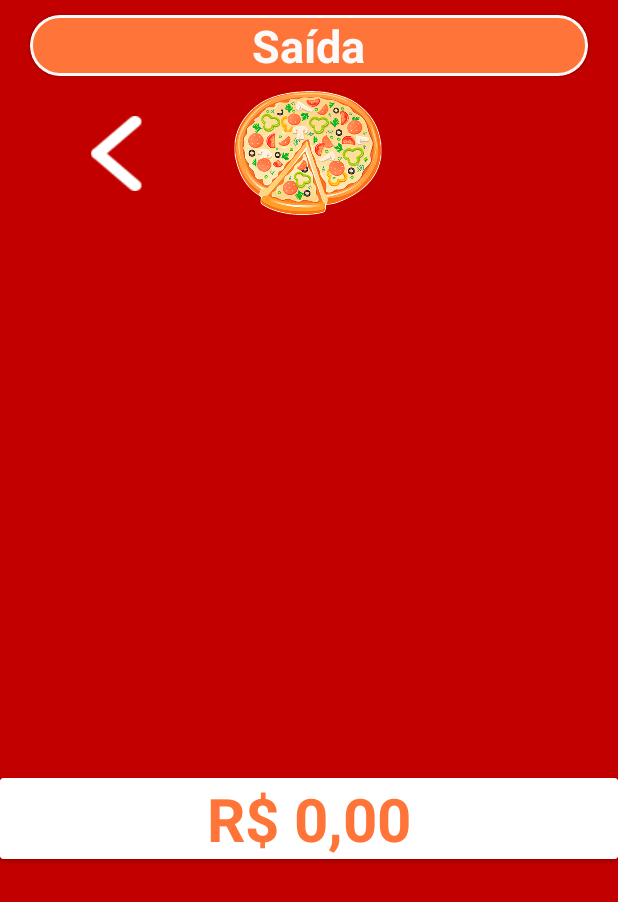
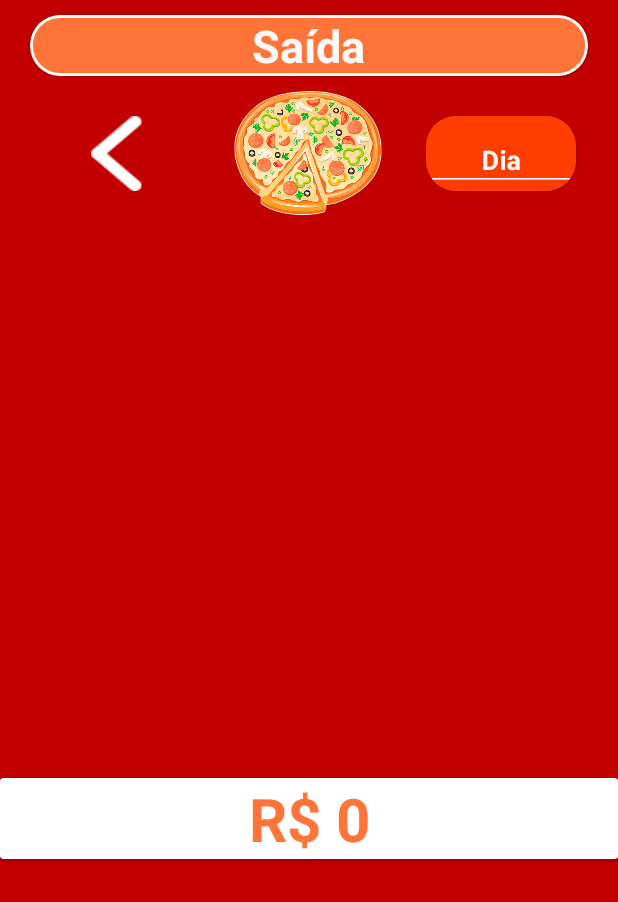
Before and after one commit to erikAntunes/AppFluxoSergipano-release-1.0, an Android app: the SaidaTotalActivity screen opened directly, with no data from a screen before it, on a phone screen of 412 x 824 dp. Shown: the top 902 px of the screen. Run offline under Robolectric (Android 15) with nearby library versions, the phone set to English and light mode, and no system bars; our stand-ins replace CircleImageView; libraries missing offline, so code that uses them is left out: cn.pedant; 6 statements that could not run were skipped.

Commit message:
Nova Feature Implementada

```diff
--- a/app/src/main/java/com/titanz/fluxosergipano/adapters/EntradaAdapter.java
+++ b/app/src/main/java/com/titanz/fluxosergipano/adapters/EntradaAdapter.java
@@ -63,10 +63,7 @@
 
         listaEntrada = filteredList;
         notifyDataSetChanged();
-
     }
-
-
 
     public class EntradaViewHolder extends RecyclerView.ViewHolder {
 
--- a/app/src/main/java/com/titanz/fluxosergipano/view/SaidaTotalActivity.java
+++ b/app/src/main/java/com/titanz/fluxosergipano/view/SaidaTotalActivity.java
@@ -4,23 +4,24 @@
 import androidx.appcompat.app.AppCompatActivity;
 import androidx.recyclerview.widget.LinearLayoutManager;
 import androidx.recyclerview.widget.RecyclerView;
-
 import android.content.DialogInterface;
 import android.content.Intent;
 import android.os.Bundle;
 import android.os.Handler;
+import android.text.Editable;
+import android.text.TextWatcher;
 import android.view.View;
+import android.widget.EditText;
 import android.widget.ImageView;
 import android.widget.TextView;
 import android.widget.Toast;
-
 import com.titanz.fluxosergipano.MainActivity;
 import com.titanz.fluxosergipano.R;
 import com.titanz.fluxosergipano.adapters.SaidaAdapter;
 import com.titanz.fluxosergipano.models.Saida;
 import com.titanz.fluxosergipano.models.SaidaListener;
-
 import java.text.DecimalFormat;
+import java.util.ArrayList;
 import java.util.List;
 import cn.pedant.SweetAlert.SweetAlertDialog;
 
@@ -30,6 +31,7 @@
     private SaidaAdapter saidaAdapter;
     private TextView saidaValorTextView;
     private ImageView button_voltar;
+    private EditText saidaSearchTextInput;
 
 
     @Override
@@ -38,24 +40,26 @@
         setContentView(R.layout.activity_saida_total);
         getSupportActionBar().hide();
 
+        SetupLoader();
+
         saidaValorTextView = findViewById(R.id.saida_valorTotal_TextView_id);
 
+        saidaSearchTextInput = findViewById(R.id.saida_search_id);
+        saidaSearchTextInput.addTextChangedListener(new TextWatcher() {
+            @Override
+            public void beforeTextChanged(CharSequence charSequence, int i, int i1, int i2) {
+            }
+            @Override
+            public void onTextChanged(CharSequence charSequence, int i, int i1, int i2) {
+            }
+            @Override
+            public void afterTextChanged(Editable editable) {
+
+                filter(editable.toString());
+            }
+        });
+
         List<Saida> saidas = MainActivity.saidaDatabase.saidaDao().getSaidas();
-
-        final SweetAlertDialog pDialog = new SweetAlertDialog(this, SweetAlertDialog.PROGRESS_TYPE);
-        pDialog.getProgressHelper().setBarColor(R.color.colorPrimaryDark);
-        pDialog.setTitleText("Carregando Saídas");
-
-        pDialog.setCancelable(true);
-
-        pDialog.show();
-        Handler handler = new Handler();
-        handler.postDelayed(new Runnable() {
-            @Override
-            public void run() {
-                pDialog.dismiss();
-            }
-        },1100);
 
         button_voltar = findViewById(R.id.button_voltar_saida_id);
 
@@ -66,19 +70,35 @@
             }
         });
 
-        double saidaTotal = 0d;
-        for (int i = 0; i < saidas.size(); i++) {
-            Saida objSaida = saidas.get(i);
-            saidaTotal += objSaida.getValor();
-
-            DecimalFormat df = new DecimalFormat("##.##");
-            saidaValorTextView.setText("R$ "+df.format(saidaTotal));
+        setupValorTotal(saidas);
 
             saidaAdapter = new SaidaAdapter(this,saidas);
             RecyclerView.LayoutManager layoutManager = new LinearLayoutManager(getApplicationContext());
             recyclerViewSaida = findViewById(R.id.recyclerView_saida_id);
             recyclerViewSaida.setAdapter(saidaAdapter);
             recyclerViewSaida.setLayoutManager(layoutManager);
+        }
+
+    private void filter(String text) {
+        ArrayList<Saida> filteredList = new ArrayList<>();
+
+        List<Saida> saidas = MainActivity.saidaDatabase.saidaDao().getSaidas();
+
+        if (saidas.size() == 0) {
+            Toast.makeText(getApplicationContext(), "Saidas Vazias", Toast.LENGTH_SHORT).show();
+
+        } else {
+            for (Saida saida : saidas) {
+                if (saida.getData().substring(0, 2).toLowerCase().contains(text.toLowerCase())) {
+
+                    filteredList.add(saida);
+
+                }
+            }
+
+            setupValorTotal(filteredList);
+
+            saidaAdapter.filterList(filteredList);
         }
     }
 
@@ -94,7 +114,7 @@
                     public void onClick(DialogInterface dialog, int which) {
 
                         MainActivity.saidaDatabase.saidaDao().deleteSaida(saida);
-                        Toast.makeText(getApplicationContext(),"Saída Excluida com Sucesso",Toast.LENGTH_SHORT);
+                        Toast.makeText(getApplicationContext(),"Saída Excluida com Sucesso",Toast.LENGTH_SHORT).show();
                         irParaMain();
                         irParaSaidaTotal();
                     }
@@ -132,4 +152,41 @@
         startActivity(intent);
 
     }
+
+    public void setupValorTotal(List<Saida> listaTotalAtual) {
+
+        if (listaTotalAtual.size() == 0){
+            DecimalFormat df = new DecimalFormat("##.##");
+            saidaValorTextView.setText("R$ " + df.format(0d));
+
+        }else
+            {
+            double saidaTotal = 0d;
+            for (int i = 0; i < listaTotalAtual.size(); i++) {
+            Saida objEntrada = listaTotalAtual.get(i);
+            saidaTotal += objEntrada.getValor();
+
+            DecimalFormat df = new DecimalFormat("##.##");
+            saidaValorTextView.setText("R$ " + df.format(saidaTotal));
+            }
+        }
+    }
+
+    public void SetupLoader(){
+
+        final SweetAlertDialog pDialog = new SweetAlertDialog(this, SweetAlertDialog.PROGRESS_TYPE);
+        pDialog.getProgressHelper().setBarColor(R.color.colorPrimaryDark);
+        pDialog.setTitleText("Carregando Saídas");
+
+        pDialog.setCancelable(true);
+
+        pDialog.show();
+        Handler handler = new Handler();
+        handler.postDelayed(new Runnable() {
+            @Override
+            public void run() {
+                pDialog.dismiss();
+            }
+        }, 1100);
+    }
 }
--- a/app/src/main/res/layout/activity_saida_total.xml
+++ b/app/src/main/res/layout/activity_saida_total.xml
@@ -97,4 +97,39 @@
         app:layout_constraintStart_toStartOf="parent"
         app:layout_constraintTop_toTopOf="@+id/circleImageView2" />
 
+    <com.google.android.material.card.MaterialCardView
+        android:id="@+id/materialCardView1"
+        android:layout_width="wrap_content"
+        android:layout_height="wrap_content"
+        android:layout_marginStart="20dp"
+        android:layout_marginEnd="20dp"
+        android:backgroundTint="@color/colorAccent"
+        app:cardCornerRadius="20dp"
+        app:layout_constraintBottom_toBottomOf="@+id/circleImageView2"
+        app:layout_constraintEnd_toEndOf="parent"
+        app:layout_constraintStart_toEndOf="@+id/circleImageView2"
+        app:layout_constraintTop_toTopOf="@+id/circleImageView2">
+
+        <com.google.android.material.textfield.TextInputLayout
+            android:id="@+id/textInputLayout"
+            android:layout_width="100dp"
+            android:layout_height="50dp"
+            android:background="@color/colorAccent"
+            android:textColorHint="@color/colorWhite">
+
+            <com.google.android.material.textfield.TextInputEditText
+                android:id="@+id/saida_search_id"
+                android:layout_width="match_parent"
+                android:layout_height="wrap_content"
+                android:backgroundTint="@color/colorWhite"
+                android:gravity="center"
+                android:hint="Dia"
+                android:inputType="numberDecimal"
+                android:textColor="@color/colorWhite"
+                android:textColorHint="@color/colorWhite"
+                android:textSize="18sp"
+                android:textStyle="bold" />
+        </com.google.android.material.textfield.TextInputLayout>
+    </com.google.android.material.card.MaterialCardView>
+
 </androidx.constraintlayout.widget.ConstraintLayout>
```
Also changed, not shown: app/src/main/java/com/titanz/fluxosergipano/adapters/SaidaAdapter.java (+7 -0 lines), app/src/main/java/com/titanz/fluxosergipano/view/EntradaTotalActivity.java (+48 -48 lines), app/src/main/res/layout/activity_entrada_total.xml (+6 -7 lines).
